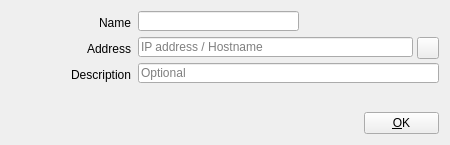
Before: the Qt Designer form src/Widgets/AtemDeviceDialog.ui in CasparCG/client, drawn with Qt 5.
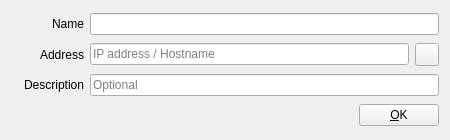
After: the same form once the commit is applied. Icons and pictures are not drawn.

Commit message: Simplify layout of assorted widgets

Diff of the .ui file:
```diff
--- a/src/Widgets/AtemDeviceDialog.ui
+++ b/src/Widgets/AtemDeviceDialog.ui
@@ -7,33 +7,15 @@
     <x>0</x>
     <y>0</y>
     <width>450</width>
-    <height>145</height>
+    <height>140</height>
    </rect>
   </property>
-  <property name="minimumSize">
-   <size>
-    <width>450</width>
-    <height>145</height>
-   </size>
-  </property>
-  <property name="maximumSize">
-   <size>
-    <width>450</width>
-    <height>145</height>
-   </size>
-  </property>
   <property name="windowTitle">
    <string>New ATEM Mixer</string>
   </property>
+  <layout class="QGridLayout" name="gridLayout">
+   <item row="2" column="1">
   <widget class="QLabel" name="labelDescription">
-   <property name="geometry">
-    <rect>
-     <x>60</x>
-     <y>67</y>
-     <width>71</width>
-     <height>16</height>
-    </rect>
-   </property>
    <property name="text">
     <string>Description</string>
    </property>
@@ -41,102 +23,9 @@
     <set>Qt::AlignRight|Qt::AlignTrailing|Qt::AlignVCenter</set>
    </property>
   </widget>
-  <widget class="QPushButton" name="pushButtonOk">
-   <property name="geometry">
-    <rect>
-     <x>364</x>
-     <y>112</y>
-     <width>75</width>
-     <height>22</height>
-    </rect>
-   </property>
-   <property name="focusPolicy">
-    <enum>Qt::NoFocus</enum>
-   </property>
-   <property name="text">
-    <string>&amp;OK</string>
-   </property>
-   <property name="shortcut">
-    <string>Alt+O</string>
-   </property>
-  </widget>
-  <widget class="QLineEdit" name="lineEditAddress">
-   <property name="geometry">
-    <rect>
-     <x>138</x>
-     <y>37</y>
-     <width>275</width>
-     <height>20</height>
-    </rect>
-   </property>
-   <property name="placeholderText">
-    <string>IP address / Hostname</string>
-   </property>
-  </widget>
-  <widget class="QLabel" name="labelAddress">
-   <property name="geometry">
-    <rect>
-     <x>80</x>
-     <y>41</y>
-     <width>51</width>
-     <height>16</height>
-    </rect>
-   </property>
-   <property name="text">
-    <string>Address</string>
-   </property>
-   <property name="alignment">
-    <set>Qt::AlignRight|Qt::AlignTrailing|Qt::AlignVCenter</set>
-   </property>
-  </widget>
-  <widget class="QLineEdit" name="lineEditDescription">
-   <property name="geometry">
-    <rect>
-     <x>138</x>
-     <y>63</y>
-     <width>301</width>
-     <height>20</height>
-    </rect>
-   </property>
-   <property name="placeholderText">
-    <string>Optional</string>
-   </property>
-  </widget>
-  <widget class="QLineEdit" name="lineEditDeviceName">
-   <property name="geometry">
-    <rect>
-     <x>138</x>
-     <y>11</y>
-     <width>161</width>
-     <height>20</height>
-    </rect>
-   </property>
-  </widget>
-  <widget class="QLabel" name="labelDeviceName">
-   <property name="geometry">
-    <rect>
-     <x>80</x>
-     <y>15</y>
-     <width>51</width>
-     <height>16</height>
-    </rect>
-   </property>
-   <property name="text">
-    <string>Name</string>
-   </property>
-   <property name="alignment">
-    <set>Qt::AlignRight|Qt::AlignTrailing|Qt::AlignVCenter</set>
-   </property>
-  </widget>
+   </item>
+   <item row="0" column="0" rowspan="3">
   <widget class="QLabel" name="labelDeviceIcon">
-   <property name="geometry">
-    <rect>
-     <x>10</x>
-     <y>13</y>
-     <width>64</width>
-     <height>64</height>
-    </rect>
-   </property>
    <property name="text">
     <string/>
    </property>
@@ -147,15 +36,42 @@
     <set>Qt::AlignCenter</set>
    </property>
   </widget>
+   </item>
+   <item row="1" column="1">
+    <widget class="QLabel" name="labelAddress">
+     <property name="text">
+      <string>Address</string>
+     </property>
+     <property name="alignment">
+      <set>Qt::AlignRight|Qt::AlignTrailing|Qt::AlignVCenter</set>
+     </property>
+    </widget>
+   </item>
+   <item row="0" column="1">
+    <widget class="QLabel" name="labelDeviceName">
+     <property name="text">
+      <string>Name</string>
+     </property>
+     <property name="alignment">
+      <set>Qt::AlignRight|Qt::AlignTrailing|Qt::AlignVCenter</set>
+     </property>
+    </widget>
+   </item>
+   <item row="3" column="3">
+    <spacer name="horizontalSpacer">
+     <property name="orientation">
+      <enum>Qt::Horizontal</enum>
+     </property>
+     <property name="sizeHint" stdset="0">
+      <size>
+       <width>40</width>
+       <height>20</height>
+      </size>
+     </property>
+    </spacer>
+   </item>
+   <item row="1" column="5">
   <widget class="QToolButton" name="toolButtonTestConnection">
-   <property name="geometry">
-    <rect>
-     <x>417</x>
-     <y>37</y>
-     <width>22</width>
-     <height>22</height>
-    </rect>
-   </property>
    <property name="focusPolicy">
     <enum>Qt::NoFocus</enum>
    </property>
@@ -166,6 +82,38 @@
     <string>Alt+O</string>
    </property>
   </widget>
+   </item>
+   <item row="1" column="2" colspan="3">
+    <widget class="QLineEdit" name="lineEditAddress">
+     <property name="placeholderText">
+      <string>IP address / Hostname</string>
+     </property>
+    </widget>
+   </item>
+   <item row="3" column="4" colspan="2">
+    <widget class="QPushButton" name="pushButtonOk">
+     <property name="focusPolicy">
+      <enum>Qt::NoFocus</enum>
+     </property>
+     <property name="text">
+      <string>&amp;OK</string>
+     </property>
+     <property name="shortcut">
+      <string>Alt+O</string>
+     </property>
+    </widget>
+   </item>
+   <item row="0" column="2" colspan="4">
+    <widget class="QLineEdit" name="lineEditDeviceName"/>
+   </item>
+   <item row="2" column="2" colspan="4">
+    <widget class="QLineEdit" name="lineEditDescription">
+     <property name="placeholderText">
+      <string>Optional</string>
+     </property>
+    </widget>
+   </item>
+  </layout>
  </widget>
  <tabstops>
   <tabstop>lineEditDeviceName</tabstop>
```
Lines whose indentation alone changed are shown as unchanged. The commit also changes 13 other files.
